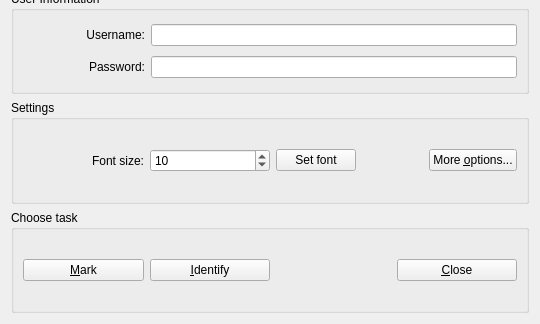
plomgrading/plom, file qtCreatorFiles/ui_chooser.ui: the form before one commit; both pictures show x 0 to 540 and y 248 to 572 of the 540 by 572 pixel window.
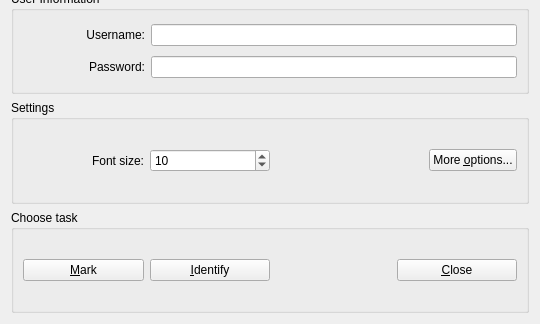
The form after the commit.

Commit message:
Set font just happens, no need for a button
If I click the plus/minus buttons, it just gets bigger or smaller
without me needing to set it and then click "do it".

```diff
--- a/qtCreatorFiles/ui_chooser.ui
+++ b/qtCreatorFiles/ui_chooser.ui
@@ -252,19 +252,6 @@
       </item>
       <item row="0" column="2" colspan="2">
        <layout class="QHBoxLayout" name="horizontalLayout_3">
-        <item>
-         <widget class="QPushButton" name="fontButton">
-          <property name="sizePolicy">
-           <sizepolicy hsizetype="Minimum" vsizetype="Fixed">
-            <horstretch>0</horstretch>
-            <verstretch>0</verstretch>
-           </sizepolicy>
-          </property>
-          <property name="text">
-           <string>Set font</string>
-          </property>
-         </widget>
-        </item>
         <item>
          <spacer name="horizontalSpacer_2">
           <property name="orientation">
```
Left out of the diff: 1 changed line with no effect on the pictures. The commit also changes 2 other files.
